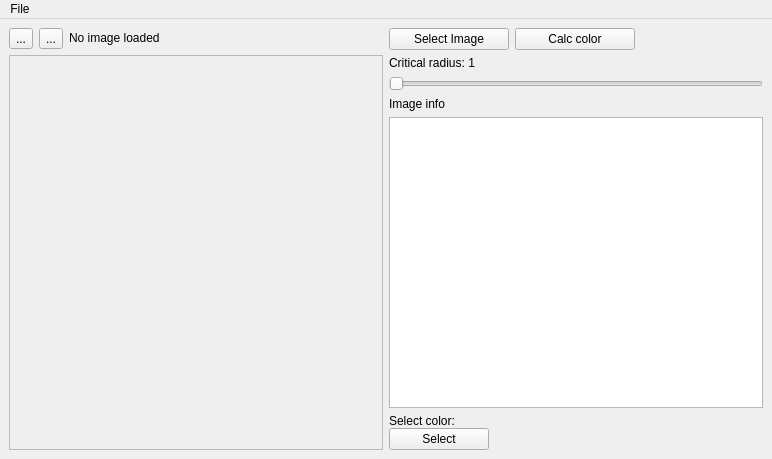
Qt form include/mainwindow.ui (VMaksimN/imager) before a commit.
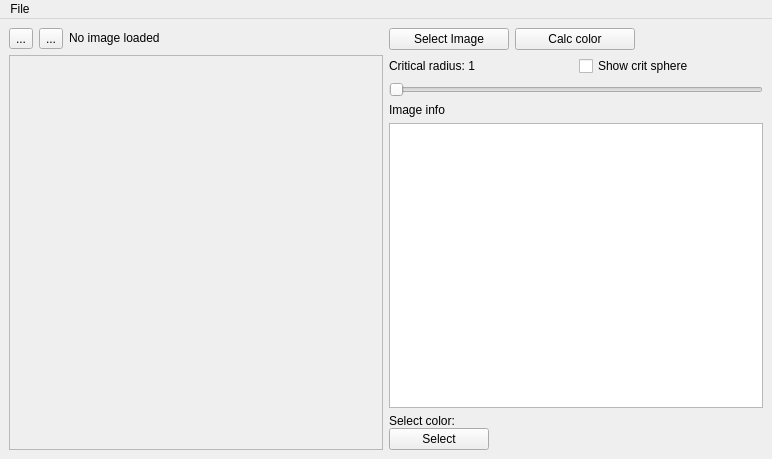
The same form after that commit. Custom widgets are drawn as their Qt base class.

Commit message: Added visualization of a plane in rgb space

Patch:
```diff
--- a/include/mainwindow.ui
+++ b/include/mainwindow.ui
@@ -168,11 +168,22 @@
            <number>6</number>
           </property>
           <item>
+           <layout class="QHBoxLayout" name="horizontalLayout_3">
+            <item>
            <widget class="QLabel" name="CriticalRadiusLabel">
             <property name="text">
              <string>Critical radius: 1</string>
             </property>
            </widget>
+            </item>
+            <item>
+             <widget class="QCheckBox" name="checkBox">
+              <property name="text">
+               <string>Show crit sphere</string>
+              </property>
+             </widget>
+            </item>
+           </layout>
           </item>
           <item>
            <widget class="QSlider" name="CriticalRadiusSlider">
```
Lines whose indentation alone changed are shown as unchanged. The commit also changes 2 other files.
